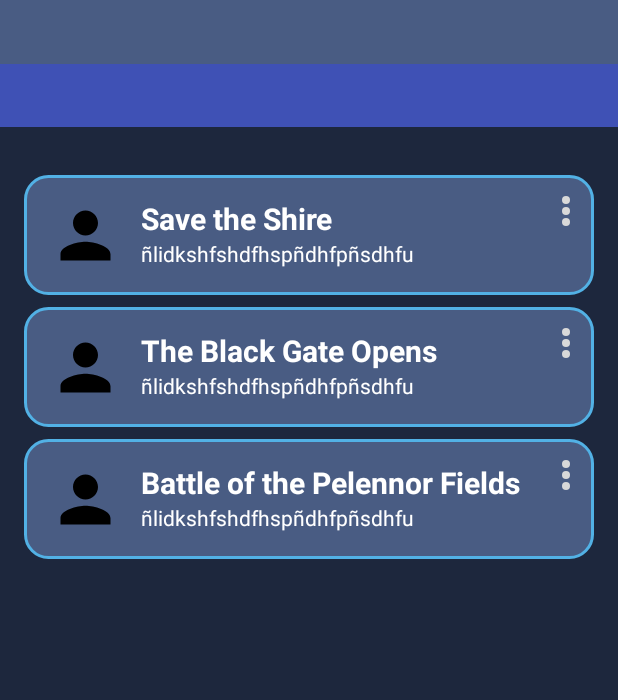
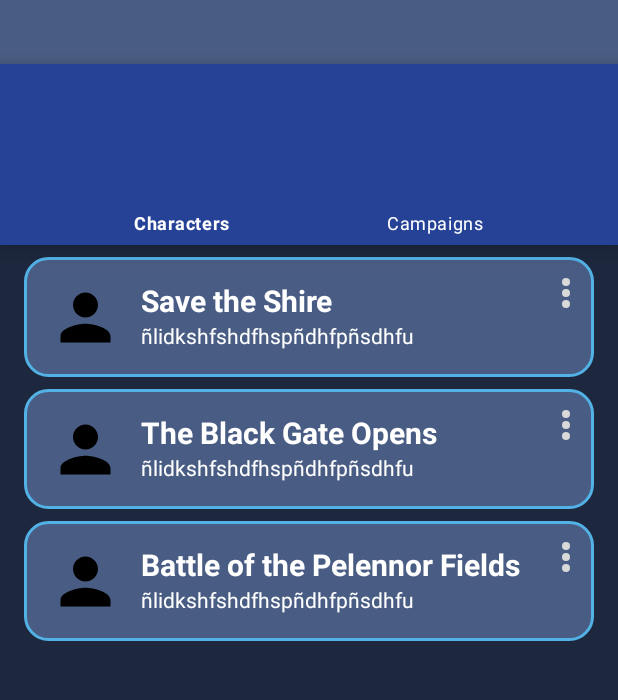
Before and after one commit to Screight/roleManager, an Android app: the screen it shows after launch (CampaignSelectionActivity before the commit, HomeActivity after it), on a phone screen of 412 x 824 dp, the part 124-824 px from its top. Run offline under Robolectric (Android 15) with nearby library versions, the phone set to English and light mode, and no system bars.

Commit message:
Clase Kotlin

```diff
--- a/app/src/main/java/com/example/rolemanager/campaigns/CampaignSelectionActivity.kt
+++ /dev/null
@@ -1,27 +0,0 @@
-package com.example.rolemanager.campaigns
-
-import androidx.appcompat.app.AppCompatActivity
-import android.os.Bundle
-import com.example.rolemanager.databinding.ActivityCampaignsBinding
-
-class CampaignSelectionActivity : AppCompatActivity() {
-
-    private lateinit var binding: ActivityCampaignsBinding
-
-    private val lista = listOf(
-        "Save the Shire",
-        "The Black Gate Opens",
-        "Battle of the Pelennor Fields"
-    )
-
-    override fun onCreate(savedInstanceState: Bundle?) {
-        super.onCreate(savedInstanceState)
-
-        supportActionBar?.hide();
-
-        binding = ActivityCampaignsBinding.inflate(layoutInflater)
-        setContentView(binding.root)
-
-        binding.list.adapter = ListRecyclerViewAdapter(lista)
-    }
-}
--- /dev/null
+++ b/app/src/main/java/com/example/rolemanager/campaigns/CampaignSelectionFragment.kt
@@ -0,0 +1,33 @@
+package com.example.rolemanager.campaigns
+
+import androidx.appcompat.app.AppCompatActivity
+import android.os.Bundle
+import android.view.LayoutInflater
+import android.view.View
+import android.view.ViewGroup
+import androidx.fragment.app.Fragment
+import com.example.rolemanager.databinding.FragmentCampaignsBinding
+
+class CampaignSelectionFragment : Fragment() {
+
+    private lateinit var binding: FragmentCampaignsBinding
+
+    private val lista = listOf(
+        "Save the Shire",
+        "The Black Gate Opens",
+        "Battle of the Pelennor Fields"
+    )
+
+    override fun onCreateView(
+        inflater: LayoutInflater,
+        container: ViewGroup?,
+        savedInstanceState: Bundle?
+    ): View? {
+
+        binding = FragmentCampaignsBinding.inflate(inflater)
+
+        binding.list.adapter = ListRecyclerViewAdapter(lista)
+
+        return binding.root
+    }
+}
--- /dev/null
+++ b/app/src/main/java/com/example/rolemanager/campaigns/HomeActivity.kt
@@ -0,0 +1,36 @@
+package com.example.rolemanager.campaigns
+
+import androidx.appcompat.app.AppCompatActivity
+import android.os.Bundle
+import androidx.fragment.app.Fragment
+import com.example.rolemanager.databinding.ActivityHomeBinding
+
+class HomeActivity : AppCompatActivity() {
+    private lateinit var binding: ActivityHomeBinding
+
+    private val lista = listOf(
+        "Save the Shire",
+        "The Black Gate Opens",
+        "Battle of the Pelennor Fields"
+    )
+
+    override fun onCreate(savedInstanceState: Bundle?) {
+        super.onCreate(savedInstanceState)
+
+        supportActionBar?.hide();
+
+        val campaignSelectionFragment = CampaignSelectionFragment()
+
+        binding = ActivityHomeBinding.inflate(layoutInflater)
+        setContentView(binding.root)
+        setFragmentTo(campaignSelectionFragment)
+    }
+
+    private fun setFragmentTo(fragment: Fragment){
+        supportFragmentManager.beginTransaction().apply {
+            replace(binding.fragment.id, fragment)
+            commit()
+        }
+    }
+
+}
--- a/app/src/main/java/com/example/rolemanager/ApiQuotes.kt
+++ b/app/src/main/java/com/example/rolemanager/quotes/ApiQuotes.kt
@@ -1,4 +1,4 @@
-package com.example.rolemanager
+package com.example.rolemanager.quotes
 import retrofit2.http.GET
 import retrofit2.Call
 
--- a/app/src/main/java/com/example/rolemanager/Quote.kt
+++ b/app/src/main/java/com/example/rolemanager/quotes/Quote.kt
@@ -1,4 +1,4 @@
-package com.example.rolemanager
+package com.example.rolemanager.quotes
 
 import com.google.gson.annotations.SerializedName
 
--- a/app/src/main/java/com/example/rolemanager/QuotesActivity.kt
+++ b/app/src/main/java/com/example/rolemanager/quotes/QuotesActivity.kt
@@ -1,4 +1,4 @@
-package com.example.rolemanager
+package com.example.rolemanager.quotes
 
 import android.os.Bundle
 import android.widget.Toast
--- a/app/src/main/res/layout/activity_campaigns.xml
+++ b/app/src/main/res/layout/activity_home.xml
@@ -3,7 +3,8 @@
     xmlns:app="http://schemas.android.com/apk/res-auto"
     xmlns:tools="http://schemas.android.com/tools"
     android:layout_width="match_parent"
-    android:layout_height="match_parent">
+    android:layout_height="match_parent"
+    tools:context=".campaigns.HomeActivity">
 
     <View
         android:id="@+id/header"
@@ -11,9 +12,10 @@
         android:layout_height="125dp"
         android:background="#495C83"
         app:layout_constraintEnd_toEndOf="parent"
-        app:layout_constraintHorizontal_bias="1.0"
+        app:layout_constraintHorizontal_bias="0.0"
         app:layout_constraintStart_toStartOf="parent"
         app:layout_constraintTop_toTopOf="parent" />
+
 
     <TextView
         android:id="@+id/textView"
@@ -24,43 +26,30 @@
         android:text="Role Manager"
         android:textColor="#FFFFFF"
         app:layout_constraintBottom_toBottomOf="@+id/header"
-        app:layout_constraintEnd_toEndOf="parent"
-        app:layout_constraintStart_toStartOf="@+id/header"
+        app:layout_constraintEnd_toEndOf="@+id/header"
+        app:layout_constraintStart_toStartOf="parent"
         app:layout_constraintTop_toTopOf="parent" />
 
-    <View
-        android:id="@+id/content"
+    <com.google.android.material.bottomnavigation.BottomNavigationView
         android:layout_width="0dp"
         android:layout_height="0dp"
-        android:background="#1D273D"
+        android:background="#254297"
+        app:itemIconTint="@color/white"
+        app:itemTextColor="#FFFFFF"
+        app:layout_constraintBottom_toTopOf="@+id/fragment"
+        app:layout_constraintEnd_toEndOf="parent"
+        app:layout_constraintStart_toStartOf="parent"
+        app:layout_constraintTop_toBottomOf="@+id/header"
+        app:menu="@menu/menu_home" />
+
+    <FrameLayout
+        android:id="@+id/fragment"
+        android:layout_width="0dp"
+        android:layout_height="578dp"
         app:layout_constraintBottom_toBottomOf="parent"
         app:layout_constraintEnd_toEndOf="parent"
-        app:layout_constraintHorizontal_bias="0.0"
-        app:layout_constraintStart_toStartOf="parent"
-        app:layout_constraintTop_toBottomOf="@+id/header"
-        app:layout_constraintVertical_bias="1.0" />
+        app:layout_constraintStart_toStartOf="parent">
 
-    <View
-        android:id="@+id/navigationBar"
-        android:layout_width="0dp"
-        android:layout_height="42dp"
-        android:background="#3F51B5"
-        app:layout_constraintEnd_toEndOf="parent"
-        app:layout_constraintHorizontal_bias="0.43"
-        app:layout_constraintStart_toStartOf="parent"
-        app:layout_constraintTop_toBottomOf="@+id/header" />
-
-    <androidx.recyclerview.widget.RecyclerView
-        android:id="@+id/list"
-        android:layout_width="0dp"
-        android:layout_height="0dp"
-        android:layout_marginTop="24dp"
-        app:layoutManager="androidx.recyclerview.widget.LinearLayoutManager"
-        app:layout_constraintBottom_toBottomOf="parent"
-        app:layout_constraintEnd_toEndOf="parent"
-        app:layout_constraintHorizontal_bias="0.0"
-        app:layout_constraintStart_toStartOf="parent"
-        app:layout_constraintTop_toBottomOf="@+id/navigationBar"
-        app:layout_constraintVertical_bias="1.0" />
+    </FrameLayout>
 
 </androidx.constraintlayout.widget.ConstraintLayout>
--- /dev/null
+++ b/app/src/main/res/layout/fragment_campaigns.xml
@@ -0,0 +1,20 @@
+<?xml version="1.0" encoding="utf-8"?>
+<androidx.constraintlayout.widget.ConstraintLayout xmlns:android="http://schemas.android.com/apk/res/android"
+    xmlns:app="http://schemas.android.com/apk/res-auto"
+    xmlns:tools="http://schemas.android.com/tools"
+    android:layout_width="match_parent"
+    android:layout_height="match_parent">
+
+    <androidx.recyclerview.widget.RecyclerView
+        android:id="@+id/list"
+        android:layout_width="0dp"
+        android:layout_height="0dp"
+        android:background="#1D273D"
+        app:layoutManager="androidx.recyclerview.widget.LinearLayoutManager"
+        app:layout_constraintBottom_toBottomOf="parent"
+        app:layout_constraintEnd_toEndOf="parent"
+        app:layout_constraintHorizontal_bias="0.0"
+        app:layout_constraintStart_toStartOf="parent"
+        app:layout_constraintTop_toTopOf="parent" />
+
+</androidx.constraintlayout.widget.ConstraintLayout>
--- /dev/null
+++ b/app/src/main/res/menu/menu_home.xml
@@ -0,0 +1,19 @@
+<?xml version="1.0" encoding="utf-8"?>
+<menu xmlns:android="http://schemas.android.com/apk/res/android"
+    xmlns:app="http://schemas.android.com/apk/res-auto"
+    >
+
+    <item android:id="@+id/charactersButton"
+        android:title="Characters"
+        app:showAsAction="always|withText"
+        style="@style/HomeMenuButton">
+        ></item>
+
+    <item android:id="@+id/campaignsButton"
+        android:title="Campaigns"
+        app:showAsAction="always|withText"
+        ></item>
+
+
+
+</menu>
--- /dev/null
+++ b/app/src/main/res/values/style.xml
@@ -0,0 +1,7 @@
+<?xml version="1.0" encoding="utf-8"?>
+<resources>
+    <style name="HomeMenuButton" parent="TextAppearance.AppCompat">
+        <item name="android:textColor">#FFFFFF</item>
+        <item name="android:background">#FFFFFF</item>
+    </style>
+</resources>
```
Also changed, not shown: app/src/main/AndroidManifest.xml (+12 -10 lines), app/src/main/java/com/example/rolemanager/fragments/BottomBarActivity.kt (added, +39 -0 lines), app/src/main/java/com/example/rolemanager/fragments/FirstFragment.kt (added, +24 -0 lines), app/src/main/java/com/example/rolemanager/fragments/SecondFragment.kt (added, +25 -0 lines), app/src/main/res/drawable/button_menu_home.xml (added, +16 -0 lines), app/src/main/res/layout/activity_bottom_bar.xml (added, +28 -0 lines), app/src/main/res/layout/fragment_first.xml (added, +18 -0 lines), app/src/main/res/layout/fragment_second.xml (added, +18 -0 lines), app/src/main/res/menu/menu_bottom_bar.xml (added, +17 -0 lines).
